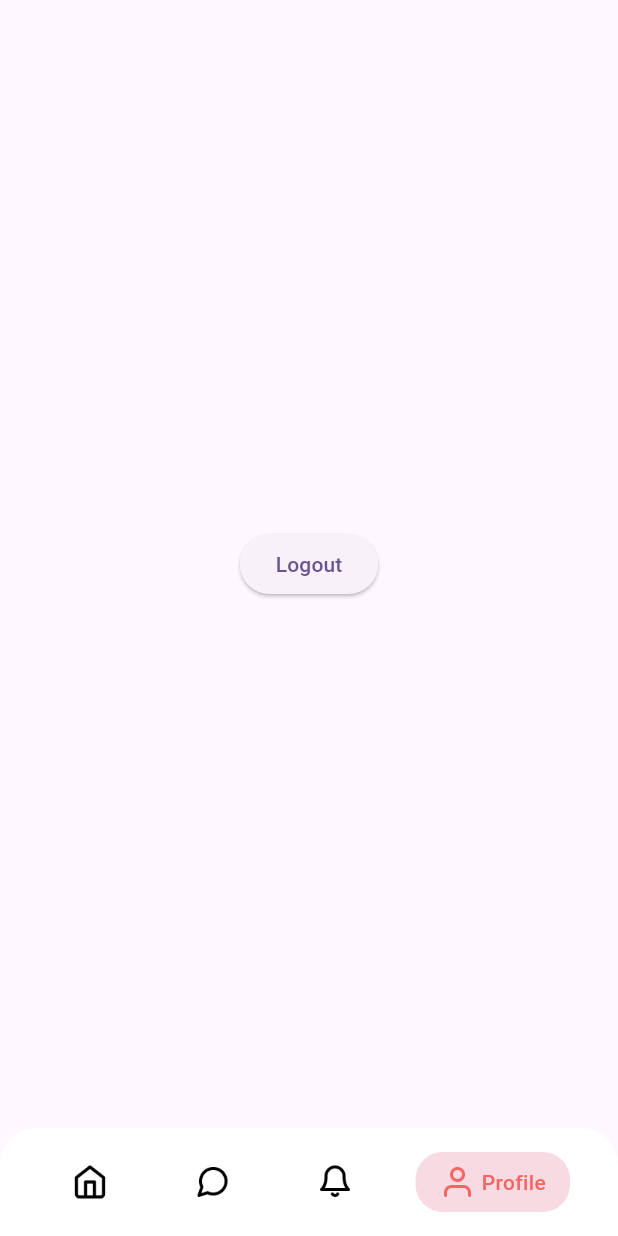
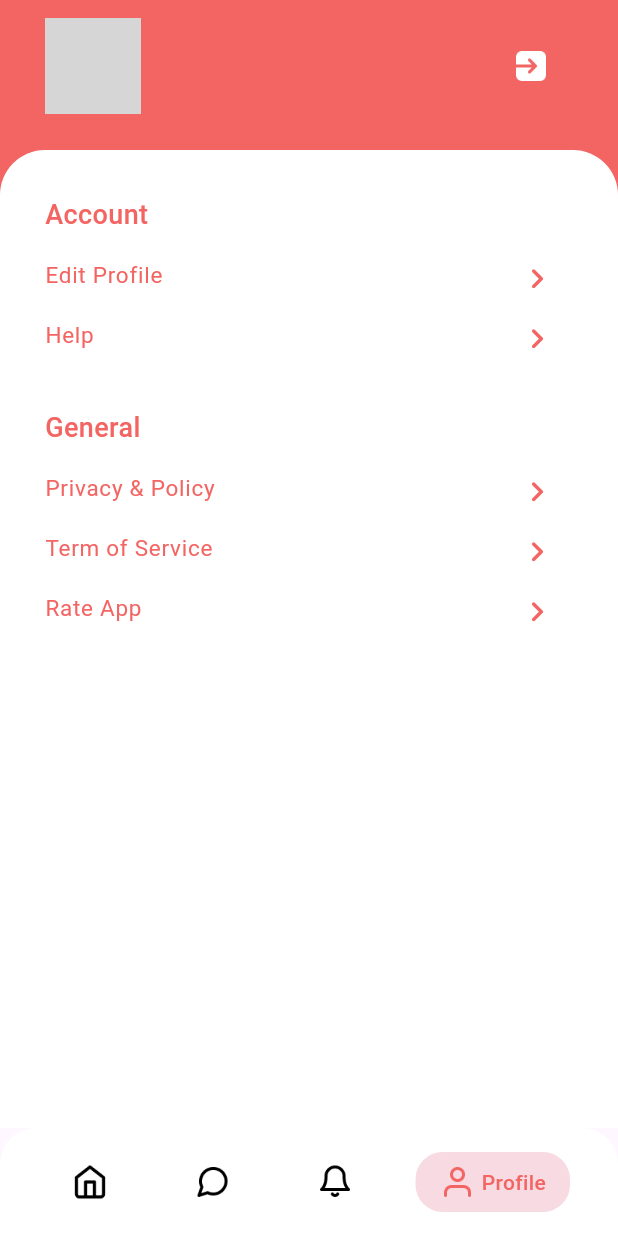
Before and after one commit to guruhnusa/cbt_exam, a Flutter app: the DashboardPage screen opened directly, item 4 of the bottom bar chosen, on a phone screen of 412 x 824 dp. Run offline on Flutter 3.47's test engine with Material 3 defaults, Android fonts, the phone set to English and light mode, and no system bars; our stand-ins replace dartz, flutter_bloc, freezed_annotation, shared_preferences; accounts and stored records are empty; network calls fail; grey boxes are pictures that could not be loaded.

Commit message:
feature profile

```diff
--- a/lib/data/datasources/auth_remote_datasource.dart
+++ b/lib/data/datasources/auth_remote_datasource.dart
@@ -8,6 +8,7 @@ import 'package:http/http.dart' as http;
 
 class AuthRemoteDataSource {
   final String url = Variables.baseUrl;
+
   Future<Either<String, AuthResponseModel>> register(
       RegisterRequestModel model) async {
     final response = await http.post(
@@ -48,10 +49,8 @@ class AuthRemoteDataSource {
       },
     );
     if (response.statusCode == 200) {
-      print(response.body);
       return Right(AuthResponseModel.fromJson(response.body));
     } else {
-      print(response.body);
       return Left(response.body);
     }
   }
--- a/lib/presentation/home/pages/dashboard_page.dart
+++ b/lib/presentation/home/pages/dashboard_page.dart
@@ -2,6 +2,7 @@ import 'package:cbt_exam/core/extensions/build_context_ext.dart';
 import 'package:cbt_exam/data/datasources/auth_local_datarsource.dart';
 import 'package:cbt_exam/presentation/auth/bloc/logout/logout_bloc.dart';
 import 'package:cbt_exam/presentation/auth/pages/login_page.dart';
+import 'package:cbt_exam/presentation/profile/pages/profile_pages.dart';
 import 'package:flutter/material.dart';
 import 'package:flutter_bloc/flutter_bloc.dart';
 
@@ -26,7 +27,8 @@ class _DashboardPageState extends State<DashboardPage> {
     const Center(
       child: Text('Notif'),
     ),
-    const LogoutWidget(),
+    //Profile
+    const ProfilePage(),
   ];
 
   void _onItemTapped(int index) {
@@ -98,7 +100,7 @@ class _LogoutWidgetState extends State<LogoutWidget> {
           success: (state) {
             AuthLocalDataSource().removeAuthData();
             ScaffoldMessenger.of(context).showSnackBar(SnackBar(
-              content: Text("$state"),
+              content: Text(state),
               backgroundColor: Colors.green,
             ));
             context.pushReplacement(const LoginPage());
@@ -106,7 +108,7 @@ class _LogoutWidgetState extends State<LogoutWidget> {
           error: (state) {
             return ScaffoldMessenger.of(context).showSnackBar(
               SnackBar(
-                content: Text("$state"),
+                content: Text(state),
                 backgroundColor: Colors.red,
               ),
             );
--- /dev/null
+++ b/lib/presentation/profile/pages/profile_pages.dart
@@ -0,0 +1,96 @@
+// ignore_for_file: public_member_api_docs, sort_constructors_first
+import 'package:flutter/material.dart';
+
+import 'package:cbt_exam/core/constants/colors.dart';
+import 'package:cbt_exam/core/extensions/build_context_ext.dart';
+
+import '../widgets/header_profile.dart';
+import '../widgets/profile_options.dart';
+
+class ProfilePage extends StatefulWidget {
+  const ProfilePage({super.key});
+
+  @override
+  State<ProfilePage> createState() => _ProfilePageState();
+}
+
+class _ProfilePageState extends State<ProfilePage> {
+  @override
+  Widget build(BuildContext context) {
+    return Scaffold(
+      backgroundColor: AppColors.primary,
+      body: SafeArea(
+          child: ListView(
+        children: [
+          const Padding(
+            padding: EdgeInsets.symmetric(horizontal: 30, vertical: 12),
+            child: HeaderProfile(),
+          ),
+          const SizedBox(
+            height: 12,
+          ),
+          Container(
+            padding: const EdgeInsets.all(30),
+            height: context.deviceHeight,
+            width: context.deviceWidth,
+            decoration: const BoxDecoration(
+              color: Colors.white,
+              borderRadius: BorderRadius.only(
+                topLeft: Radius.circular(30),
+                topRight: Radius.circular(30),
+              ),
+            ),
+            child: Column(
+              crossAxisAlignment: CrossAxisAlignment.start,
+              children: [
+                const Text(
+                  "Account",
+                  style: TextStyle(
+                      fontSize: 18,
+                      fontWeight: FontWeight.w500,
+                      color: AppColors.primary),
+                ),
+                const SizedBox(
+                  height: 8,
+                ),
+                ProfileOptions(
+                  options: "Edit Profile",
+                  button: () {},
+                ),
+                ProfileOptions(
+                  options: "Help",
+                  button: () {},
+                ),
+                const SizedBox(
+                  height: 28,
+                ),
+                const Text(
+                  "General",
+                  style: TextStyle(
+                      fontSize: 18,
+                      fontWeight: FontWeight.w500,
+                      color: AppColors.primary),
+                ),
+                const SizedBox(
+                  height: 8,
+                ),
+                ProfileOptions(
+                  options: "Privacy & Policy",
+                  button: () {},
+                ),
+                ProfileOptions(
+                  options: "Term of Service",
+                  button: () {},
+                ),
+                ProfileOptions(
+                  options: "Rate App",
+                  button: () {},
+                ),
+              ],
+            ),
+          )
+        ],
+      )),
+    );
+  }
+}
--- /dev/null
+++ b/lib/presentation/profile/widgets/header_profile.dart
@@ -0,0 +1,119 @@
+import 'package:cbt_exam/core/extensions/build_context_ext.dart';
+import 'package:cbt_exam/presentation/auth/bloc/logout/logout_bloc.dart';
+import 'package:cbt_exam/presentation/auth/pages/login_page.dart';
+import 'package:flutter/material.dart';
+import 'package:flutter_bloc/flutter_bloc.dart';
+
+import '../../../core/assets/assets.gen.dart';
+import '../../../data/datasources/auth_local_datarsource.dart';
+import '../../../data/models/response/auth_response_model.dart';
+
+class HeaderProfile extends StatelessWidget {
+  const HeaderProfile({
+    super.key,
+  });
+
+  @override
+  Widget build(BuildContext context) {
+    return Row(
+      children: [
+        ClipRRect(
+          borderRadius: const BorderRadius.all(Radius.circular(50.0)),
+          child: Image.network(
+            'https://i.pravatar.cc/200',
+            width: 64.0,
+            height: 64.0,
+            fit: BoxFit.cover,
+          ),
+        ),
+        const SizedBox(width: 16.0),
+        SizedBox(
+          width: context.deviceWidth - 208.0,
+          child: Column(
+            crossAxisAlignment: CrossAxisAlignment.start,
+            children: [
+              FutureBuilder(
+                  future: AuthLocalDataSource().getAuthData(),
+                  builder: (context, snapshot) {
+                    if (snapshot.hasData) {
+                      return SizedBox(
+                        width: context.deviceWidth - 208.0,
+                        child: Column(
+                          crossAxisAlignment: CrossAxisAlignment.start,
+                          children: [
+                            Text(
+                              snapshot.data!.user.name,
+                              style: const TextStyle(
+                                color: Colors.white,
+                                fontSize: 20,
+                                fontWeight: FontWeight.w500,
+                              ),
+                            ),
+                            FutureBuilder<AuthResponseModel>(
+                                future: AuthLocalDataSource().getAuthData(),
+                                builder: (context, snapshot) {
+                                  if (snapshot.hasData) {
+                                    return Text(
+                                      snapshot.data!.user.email,
+                                      style: const TextStyle(
+                                        color: Colors.white,
+                                        fontSize: 12,
+                                        fontWeight: FontWeight.w400,
+                                      ),
+                                      overflow: TextOverflow.ellipsis,
+                                    );
+                                  } else {
+                                    return const SizedBox();
+                                  }
+                                }),
+                          ],
+                        ),
+                      );
+                    } else {
+                      return const SizedBox();
+                    }
+                  })
+            ],
+          ),
+        ),
+        const Spacer(),
+        BlocConsumer<LogoutBloc, LogoutState>(
+          listener: (context, state) {
+            state.maybeWhen(
+                orElse: () {},
+                success: (state) {
+                  ScaffoldMessenger.of(context).showSnackBar(SnackBar(
+                    content: Text(state),
+                    backgroundColor: Colors.green,
+                  ));
+                  context.pushReplacement(const LoginPage());
+                },
+                error: (state) {
+                  ScaffoldMessenger.of(context).showSnackBar(SnackBar(
+                    content: Text(state),
+                    backgroundColor: Colors.red,
+                  ));
+                });
+          },
+          builder: (context, state) {
+            return state.maybeWhen(orElse: () {
+              return IconButton(
+                onPressed: () {
+                  context.read<LogoutBloc>().add(const LogoutEvent.logout());
+                },
+                icon: Container(
+                  width: 40.0,
+                  height: 40.0,
+                  padding: const EdgeInsets.all(10.0),
+                  child: Assets.icons.logout.image(),
+                ),
+              );
+            }, loading: () {
+              return const Center(child: CircularProgressIndicator());
+            });
+          },
+        ),
+      ],
+    );
+  }
+}
--- /dev/null
+++ b/lib/presentation/profile/widgets/profile_options.dart
@@ -0,0 +1,37 @@
+import 'package:flutter/material.dart';
+
+import '../../../core/constants/colors.dart';
+
+// ignore: must_be_immutable
+class ProfileOptions extends StatelessWidget {
+  ProfileOptions({
+    Key? key,
+    required this.options,
+    required this.button,
+  }) : super(key: key);
+
+  final String options;
+  VoidCallback button;
+
+  @override
+  Widget build(BuildContext context) {
+    return ListTile(
+      onTap: () {},
+      contentPadding: EdgeInsets.zero,
+      title: Text(options,
+          style: const TextStyle(
+            fontSize: 15,
+            color: AppColors.primary,
+            fontWeight: FontWeight.w400,
+          )),
+      trailing: IconButton(
+          onPressed: button,
+          icon: const Icon(
+            Icons.keyboard_arrow_right_rounded,
+            size: 27,
+            color: AppColors.primary,
+          )),
+      visualDensity: const VisualDensity(horizontal: -4, vertical: -4),
+    );
+  }
+}
```
Also changed, not shown: pubspec.lock.
